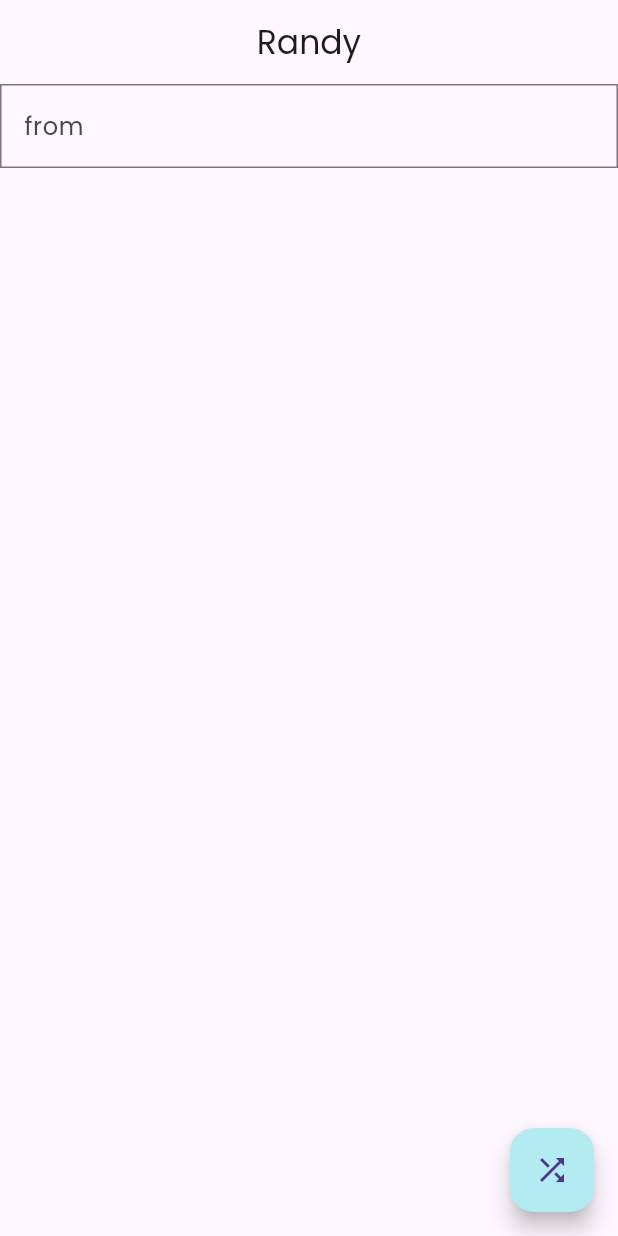
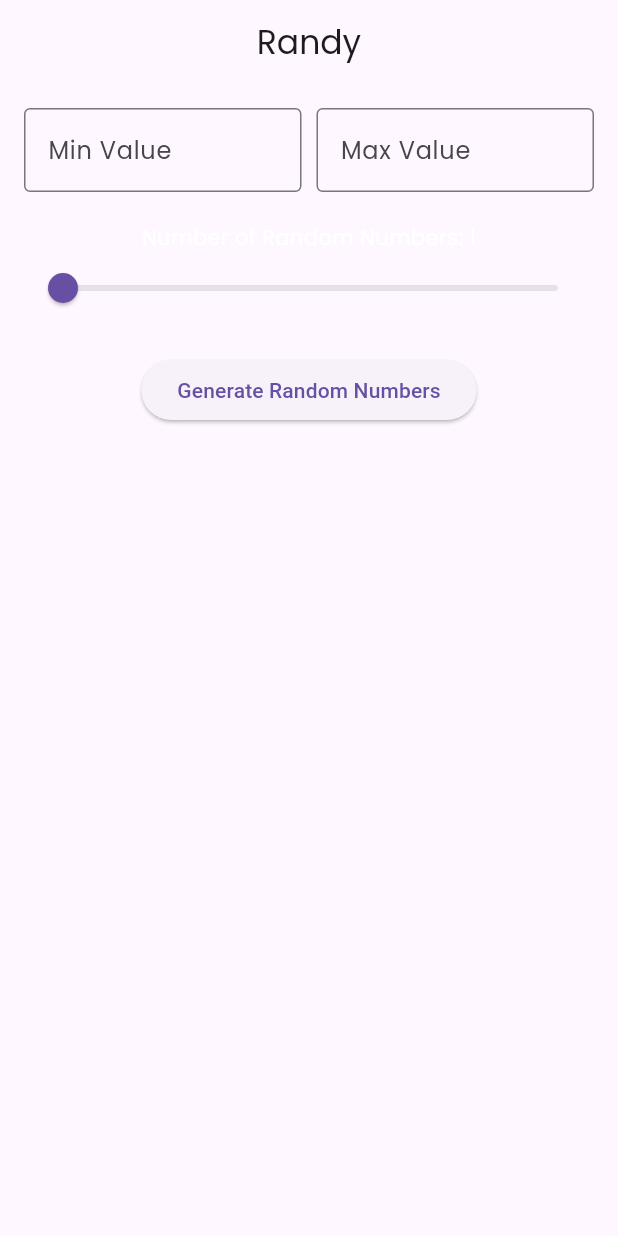
Before and after one commit to EricZeller/flutter_randy, a Flutter app: the screen it shows after launch, on a phone screen of 412 x 824 dp. Run offline on Flutter 3.47's test engine with Material 3 defaults, Android fonts, the light colour scheme and no system bars.

Commit message:
working version

```diff
--- a/lib/main.dart
+++ b/lib/main.dart
@@ -1,20 +1,126 @@
 import 'package:flutter/material.dart';
-import 'package:flutter_randy/pages/home.dart';
+import 'dart:math';
 
-void main() {
-  runApp(const MyApp());
-}
+void main() => runApp(RandomNumberGeneratorApp());
 
-class MyApp extends StatelessWidget {
-  const MyApp({super.key});
-
-  // This widget is the root of your application.
+class RandomNumberGeneratorApp extends StatelessWidget {
   @override
   Widget build(BuildContext context) {
     return MaterialApp(
       debugShowCheckedModeBanner: false,
-      theme: ThemeData(fontFamily: 'Poppins'),
-      home: const HomePage()
+      theme: ThemeData.light().copyWith(
+        textTheme: TextTheme(
+          bodyLarge: TextStyle(fontFamily: 'Poppins'),
+          bodyMedium: TextStyle(fontFamily: 'Poppins'),
+          titleLarge: TextStyle(fontFamily: 'Poppins'),
+          // Füge weitere Textstile hinzu, falls benötigt
+        ),
+      ),
+      darkTheme: ThemeData.dark().copyWith(
+        textTheme: TextTheme(
+          bodyLarge: TextStyle(fontFamily: 'Poppins'),
+          bodyMedium: TextStyle(fontFamily: 'Poppins'),
+          titleLarge: TextStyle(fontFamily: 'Poppins'),
+          // Füge weitere Textstile hinzu, falls benötigt
+        ),
+      ),
+      themeMode: ThemeMode.system,
+      home: RandomNumberGeneratorScreen(),
     );
   }
 }
+
+class RandomNumberGeneratorScreen extends StatefulWidget {
+  @override
+  _RandomNumberGeneratorScreenState createState() => _RandomNumberGeneratorScreenState();
+}
+
+class _RandomNumberGeneratorScreenState extends State<RandomNumberGeneratorScreen> {
+  int _numOfRandomNumbers = 1;
+  final TextEditingController _minController = TextEditingController();
+  final TextEditingController _maxController = TextEditingController();
+  List<int> _randomNumbers = [];
+
+  void _generateRandomNumbers() {
+    final int min = int.tryParse(_minController.text) ?? 0;
+    final int max = int.tryParse(_maxController.text) ?? 100;
+    final Random random = Random();
+
+    setState(() {
+      _randomNumbers = List.generate(_numOfRandomNumbers, (_) => min + random.nextInt(max - min + 1));
+    });
+  }
+
+  @override
+  Widget build(BuildContext context) {
+    return Scaffold(
+      appBar: AppBar(
+        title: Center(child: Text('Randy')),
+      ),
+      body: Padding(
+        padding: const EdgeInsets.all(16.0),
+        child: Column(
+          children: <Widget>[
+            Row(
+              children: <Widget>[
+                Expanded(
+                  child: TextField(
+                    controller: _minController,
+                    decoration: InputDecoration(
+                      labelText: 'Min Value',
+                      border: OutlineInputBorder(),
+                    ),
+                    keyboardType: TextInputType.number,
+                  ),
+                ),
+                SizedBox(width: 10),
+                Expanded(
+                  child: TextField(
+                    controller: _maxController,
+                    decoration: InputDecoration(
+                      labelText: 'Max Value',
+                      border: OutlineInputBorder(),
+                    ),
+                    keyboardType: TextInputType.number,
+                  ),
+                ),
+              ],
+            ),
+            SizedBox(height: 20),
+            Text('Number of Random Numbers: $_numOfRandomNumbers'),
+            Slider(
+              value: _numOfRandomNumbers.toDouble(),
+              min: 1,
+              max: 100,
+              divisions: 99,
+              label: _numOfRandomNumbers.toString(),
+              onChanged: (double value) {
+                setState(() {
+                  _numOfRandomNumbers = value.toInt();
+                });
+              },
+            ),
+            SizedBox(height: 20),
+            ElevatedButton(
+              onPressed: _generateRandomNumbers,
+              child: Text('Generate Random Numbers'),
+            ),
+            SizedBox(height: 20),
+            Expanded(
+              child: ListView.builder(
+                itemCount: _randomNumbers.length,
+                itemBuilder: (context, index) {
+                  return Card(
+                    child: ListTile(
+                      title: Text('Random Number ${index + 1}: ${_randomNumbers[index]}'),
+                    ),
+                  );
+                },
+              ),
+            ),
+          ],
+        ),
+      ),
+    );
+  }
+}
--- a/lib/pages/home.dart
+++ /dev/null
@@ -1,27 +0,0 @@
-import 'package:flutter/material.dart';
-
-class HomePage extends StatelessWidget {
-  const HomePage({super.key});
-
-  @override
-  Widget build(BuildContext context) {
-    return Scaffold(
-      appBar: AppBar(
-        title: const Text('Randy'),
-        centerTitle: true,
-      ),
-      body: const TextField(
-        decoration: InputDecoration(
-          border: OutlineInputBorder(borderRadius: BorderRadius.all(Radius.zero)),
-          hintText: 'from',
-        ),
-        keyboardType: TextInputType.number,
-      ),
-      floatingActionButton: FloatingActionButton(
-        onPressed: () {},
-        backgroundColor: Colors.cyan[100],
-        child: const Icon(Icons.shuffle),
-      ),
-    );
-  }
-}
--- a/pubspec.yaml
+++ b/pubspec.yaml
@@ -36,6 +36,8 @@ dependencies:
   # Use with the CupertinoIcons class for iOS style icons.
   cupertino_icons: ^1.0.6
   flutter_svg: ^2.0.10+1
+  adaptive_theme: ^3.6.0
+  numberpicker: ^2.1.2
 
 dev_dependencies:
   flutter_test:
```
Also changed, not shown: pubspec.lock, 2 other files.
